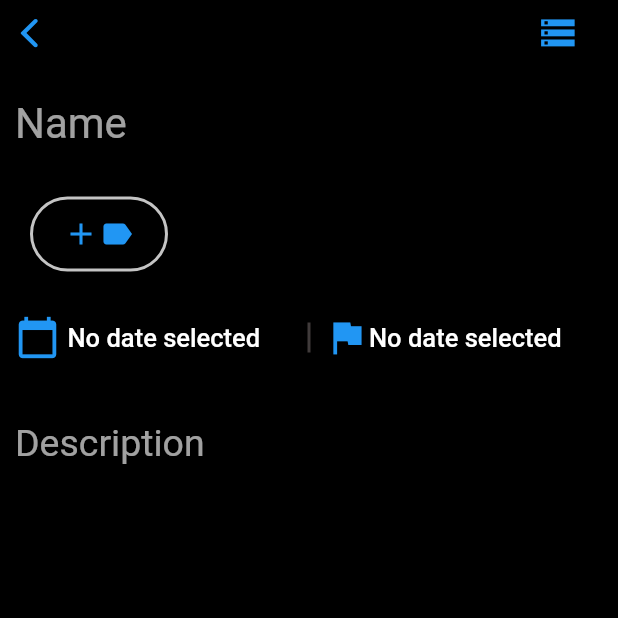
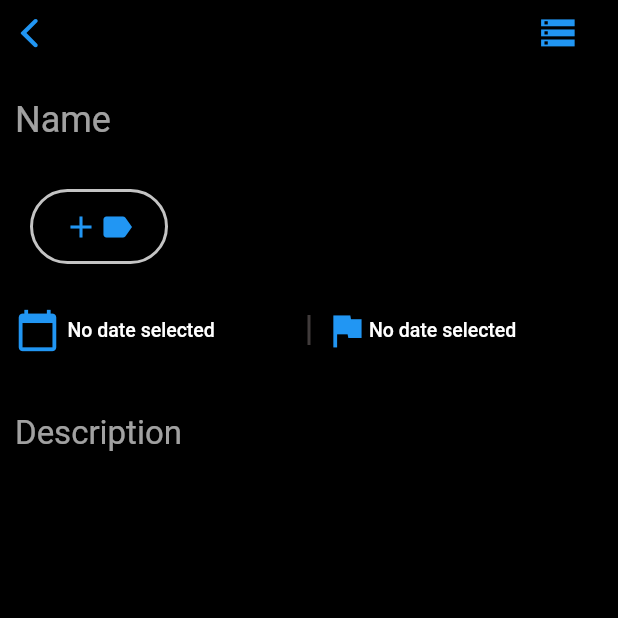
Before and after one commit to Great-TODO-dev/Great-TODO, a Flutter app: the AddTaskPage screen opened by its route, on a phone screen of 412 x 824 dp, the top half of it. Run offline on Flutter 3.47's test engine with Material 2 defaults, Android fonts, the light colour scheme and no system bars; our stand-ins replace sqflite; accounts and stored records are empty.

Commit message:
Поправил шрифт, поправил конфиги для прода

```diff
--- a/mobile_app/lib/HomePage/section.dart
+++ b/mobile_app/lib/HomePage/section.dart
@@ -47,14 +47,14 @@ class Section extends StatelessWidget {
                   margin: EdgeInsets.only(left: 10.0),
                   child: Text(
                     name,
-                    style: TextStyle(fontSize: 30, color: Colors.white),
+                    style: TextStyle(fontSize: 26, color: Colors.white),
                   ),
                 )
               ],
             )),
             Text(
               count,
-              style: TextStyle(fontSize: 30),
+              style: TextStyle(fontSize: 26),
             )
           ],
         ),
--- a/mobile_app/lib/Tabs/AnyTimeTab/AnyTimeTitle.dart
+++ b/mobile_app/lib/Tabs/AnyTimeTab/AnyTimeTitle.dart
@@ -22,7 +22,7 @@ class AnyTimeTitle extends StatelessWidget {
                   margin: EdgeInsets.only(left: 10),
                   child: Text(
                     Locals.anyTime,
-                    style: TextStyle(fontSize: 30, color: Colors.white),
+                    style: TextStyle(fontSize: 26, color: Colors.white),
                   ),
                 )
               ],
--- a/mobile_app/lib/Tabs/InboxTab/InboxTitle.dart
+++ b/mobile_app/lib/Tabs/InboxTab/InboxTitle.dart
@@ -22,7 +22,7 @@ class InboxTitle extends StatelessWidget {
                   margin: EdgeInsets.only(left: 10),
                   child: Text(
                     Locals.inbox,
-                    style: TextStyle(fontSize: 30, color: Colors.white),
+                    style: TextStyle(fontSize: 26, color: Colors.white),
                   ),
                 )
               ],
--- a/mobile_app/lib/Tabs/Placeholder.dart
+++ b/mobile_app/lib/Tabs/Placeholder.dart
@@ -15,7 +15,7 @@ class Placehodler extends StatelessWidget {
           child: Text(
             Locals.noTasks,
             textAlign: TextAlign.center,
-            style: TextStyle(color: Colors.white, fontSize: 30),
+            style: TextStyle(color: Colors.white, fontSize: 24),
           ),
         ),
       ),
--- a/mobile_app/lib/Tabs/SomeTimeTab/SomeTimeTitle.dart
+++ b/mobile_app/lib/Tabs/SomeTimeTab/SomeTimeTitle.dart
@@ -22,7 +22,7 @@ class SomeTimeTitle extends StatelessWidget {
                   margin: EdgeInsets.only(left: 10),
                   child: Text(
                     Locals.someTime,
-                    style: TextStyle(fontSize: 30, color: Colors.white),
+                    style: TextStyle(fontSize: 26, color: Colors.white),
                   ),
                 )
               ],
--- a/mobile_app/lib/Tabs/TodayTab/TodayTitle.dart
+++ b/mobile_app/lib/Tabs/TodayTab/TodayTitle.dart
@@ -25,7 +25,7 @@ class TodayTitle extends StatelessWidget {
                   margin: EdgeInsets.only(left: 10),
                   child: Text(
                     Locals.today,
-                    style: TextStyle(fontSize: 30, color: Colors.white),
+                    style: TextStyle(fontSize: 26, color: Colors.white),
                   ),
                 )
               ],
--- a/mobile_app/lib/Tabs/Upcoming/UpcomingTitle.dart
+++ b/mobile_app/lib/Tabs/Upcoming/UpcomingTitle.dart
@@ -22,7 +22,7 @@ class UpcomingTitle extends StatelessWidget {
                   margin: EdgeInsets.only(left: 10),
                   child: Text(
                     Locals.upComing,
-                    style: TextStyle(fontSize: 30, color: Colors.white),
+                    style: TextStyle(fontSize: 26, color: Colors.white),
                   ),
                 )
               ],
--- a/mobile_app/lib/Task/AddTaskPage.dart
+++ b/mobile_app/lib/Task/AddTaskPage.dart
@@ -120,7 +120,7 @@ class _AddTaskPageState extends State<AddTaskPage> {
                   TextField(
                     controller: taskName,
                     showCursor: true,
-                    style: TextStyle(color: Colors.white, fontSize: 28),
+                    style: TextStyle(color: Colors.white, fontSize: 24),
                     decoration: InputDecoration(
                       border: InputBorder.none,
                       hintText: Locals.name,
@@ -140,7 +140,7 @@ class _AddTaskPageState extends State<AddTaskPage> {
                     maxLines: null,
                     controller: taskDescription,
                     showCursor: true,
-                    style: TextStyle(color: Colors.white, fontSize: 25),
+                    style: TextStyle(color: Colors.white, fontSize: 22),
                     decoration: InputDecoration(
                       border: InputBorder.none,
                       hintText: Locals.description,
--- a/mobile_app/lib/Task/DateTimePickers.dart
+++ b/mobile_app/lib/Task/DateTimePickers.dart
@@ -99,7 +99,7 @@ class _DateTimePickersState extends State<DateTimePickers> {
                     task.date == null
                         ? 'No date selected'
                         : DateFormat('MM/dd HH:mm').format(task.date),
-                    style: TextStyle(color: Colors.white, fontSize: 17),
+                    style: TextStyle(color: Colors.white, fontSize: 13),
                   ),
                 ),
                 if (task.date != null)
@@ -137,7 +137,7 @@ class _DateTimePickersState extends State<DateTimePickers> {
                     task.deadline == null
                         ? 'No date selected'
                         : _prepareText(task.deadline),
-                    style: TextStyle(color: Colors.white, fontSize: 17),
+                    style: TextStyle(color: Colors.white, fontSize: 13),
                   ),
                 ),
                 if (task.deadline != null)
--- a/mobile_app/lib/Task/EditTaskPage.dart
+++ b/mobile_app/lib/Task/EditTaskPage.dart
@@ -124,7 +124,7 @@ class _EditTaskPageState extends State<EditTaskPage> {
                   TextField(
                     controller: taskName,
                     showCursor: true,
-                    style: TextStyle(color: Colors.white, fontSize: 28),
+                    style: TextStyle(color: Colors.white, fontSize: 24),
                     decoration: InputDecoration(
                       border: InputBorder.none,
                       hintText: Locals.name,
@@ -144,7 +144,7 @@ class _EditTaskPageState extends State<EditTaskPage> {
                     maxLines: null,
                     controller: taskDescription,
                     showCursor: true,
-                    style: TextStyle(color: Colors.white, fontSize: 25),
+                    style: TextStyle(color: Colors.white, fontSize: 22),
                     decoration: InputDecoration(
                       border: InputBorder.none,
                       hintText: Locals.description,
--- a/mobile_app/lib/Task/TaskLabel.dart
+++ b/mobile_app/lib/Task/TaskLabel.dart
@@ -23,6 +23,7 @@ class TaskLabel extends StatelessWidget {
         width: double.infinity,
         child: LayoutBuilder(
           builder: (ctx, constraints) {
+            print(constraints.maxWidth);
             return Row(
               children: [
                 Row(
@@ -38,11 +39,11 @@ class TaskLabel extends StatelessWidget {
                         width: 15,
                       ),
                       Container(
-                        constraints: BoxConstraints(maxWidth: constraints.maxWidth * 0.8, minWidth: constraints.maxWidth * 0.8),
+                        constraints: BoxConstraints(maxWidth: constraints.maxWidth * 0.75, minWidth: constraints.maxWidth * 0.75),
                         child: Text(
                           task.name,
                           style: TextStyle(
-                              fontSize: 30,
+                              fontSize: 24,
                               color: task.doneState
                                   ? Color.fromRGBO(102, 102, 102, 1)
                                   : Colors.white),
--- a/mobile_app/lib/widgets/TagListTask.dart
+++ b/mobile_app/lib/widgets/TagListTask.dart
@@ -57,7 +57,7 @@ class _TagListTaskState extends State<TagListTask> {
                                 Text(
                                   tags[i],
                                   style: TextStyle(
-                                      color: Colors.white, fontSize: 20),
+                                      color: Colors.white, fontSize: 18),
                                   textAlign: TextAlign.center,
                                   overflow: TextOverflow.ellipsis,
                                 ),
```
Also changed, not shown: 4 other files.
